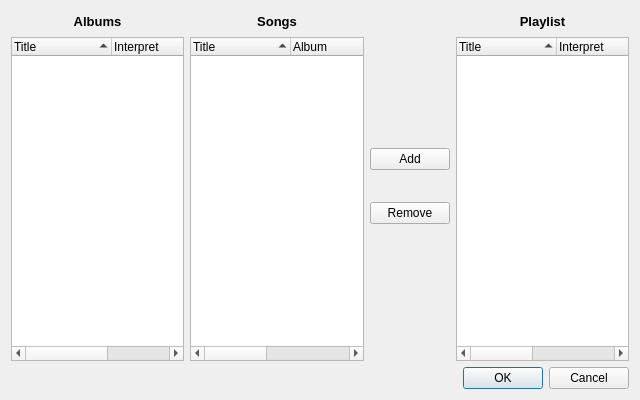
Above: dialogeditplaylist.ui from CermakM/MediaPlayer before the change. Below: the same form after it.
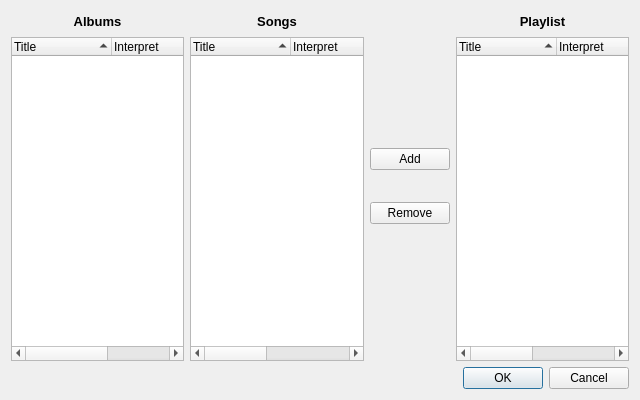
That is the form after the change.

Diff of the .ui file:
```diff
--- a/dialogeditplaylist.ui
+++ b/dialogeditplaylist.ui
@@ -125,11 +125,6 @@
              <string notr="true">Title</string>
             </property>
            </column>
-           <column>
-            <property name="text">
-             <string>Album</string>
-            </property>
-           </column>
            <column>
             <property name="text">
              <string>Interpret</string>
@@ -140,6 +135,11 @@
              <string>Year</string>
             </property>
            </column>
+           <column>
+            <property name="text">
+             <string>Album</string>
+            </property>
+           </column>
           </widget>
          </item>
         </layout>
```
